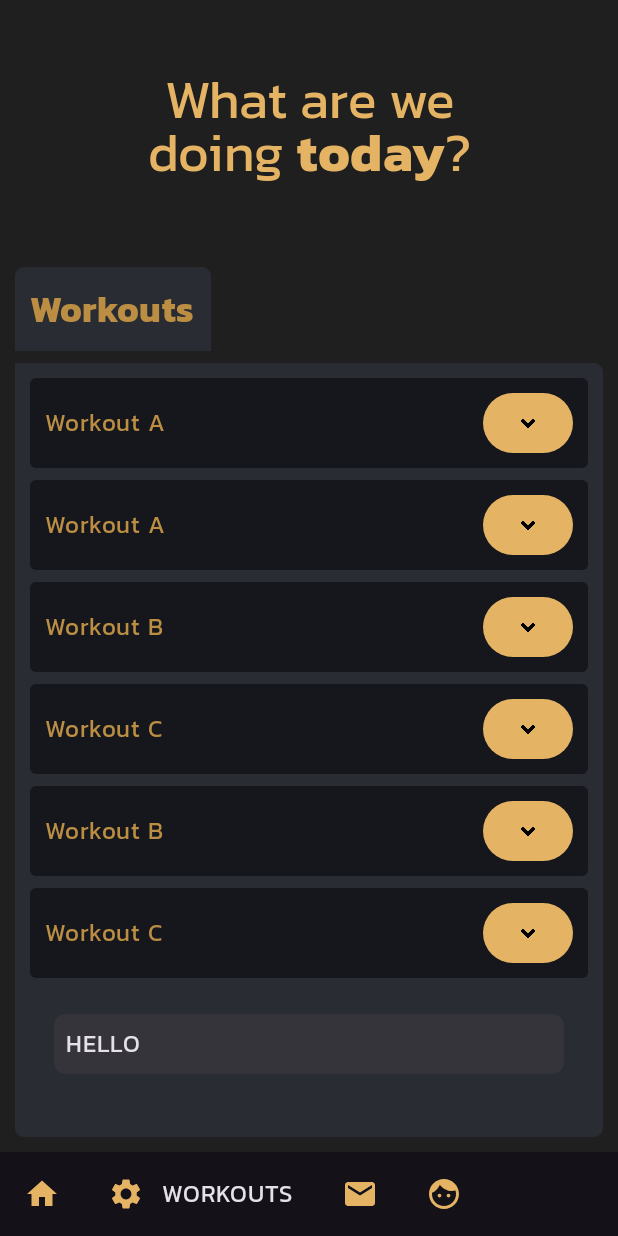
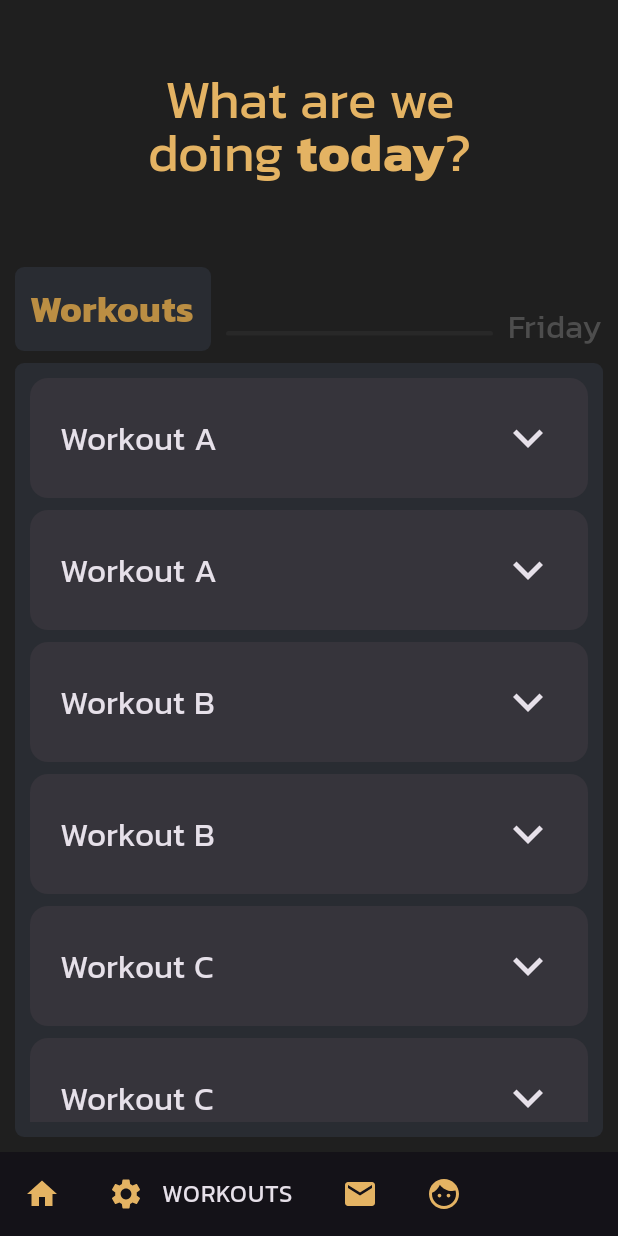
Before and after one commit to Mintakaaaa/Delta, an Android app built with Jetpack Compose: the screen it shows after launch (MainActivity), item 2 of the bottom bar chosen, on a phone screen of 412 x 824 dp. Run offline under Robolectric (Android 15) with nearby library versions, the phone set to English and light mode, and no system bars; our stand-ins replace Room's generated code, livedata-compose.

Commit message:
found out about icon buttons (much better), added functionality to add a workoutgit add . Kept improving on design, added current day!

```diff
--- a/app/src/main/java/com/gym/delta/ui/screens/WorkoutsScreen.kt
+++ b/app/src/main/java/com/gym/delta/ui/screens/WorkoutsScreen.kt
@@ -4,23 +4,46 @@ import androidx.annotation.OptIn
 import androidx.compose.foundation.Image
 import androidx.compose.foundation.background
 import androidx.compose.foundation.clickable
+import androidx.compose.foundation.layout.Arrangement
 import androidx.compose.foundation.layout.Box
 import androidx.compose.foundation.layout.Column
+
 import androidx.compose.foundation.layout.Row
 import androidx.compose.foundation.layout.Spacer
 import androidx.compose.foundation.layout.fillMaxSize
 import androidx.compose.foundation.layout.fillMaxWidth
 import androidx.compose.foundation.layout.height
 import androidx.compose.foundation.layout.padding
+import androidx.compose.foundation.layout.size
 import androidx.compose.foundation.layout.width
+import androidx.compose.foundation.lazy.LazyColumn
+import androidx.compose.foundation.lazy.items
 import androidx.compose.foundation.shape.RoundedCornerShape
+import androidx.compose.material.icons.Icons
+import androidx.compose.material.icons.filled.Add
+import androidx.compose.material.icons.filled.KeyboardArrowDown
+import androidx.compose.material.icons.filled.KeyboardArrowUp
+import androidx.compose.material.icons.outlined.Add
+import androidx.compose.material.icons.outlined.KeyboardArrowDown
+import androidx.compose.material.icons.outlined.KeyboardArrowUp
+import androidx.compose.material.icons.outlined.Lock
 import androidx.compose.material3.Button
+import androidx.compose.material3.ButtonDefaults
 import androidx.compose.material3.Card
+import androidx.compose.material3.CardColors
 import androidx.compose.material3.Checkbox
 import androidx.compose.material3.CheckboxDefaults
+import androidx.compose.material3.Divider
+import androidx.compose.material3.FilledIconButton
+import androidx.compose.material3.HorizontalDivider
+import androidx.compose.material3.Icon
+import androidx.compose.material3.IconButton
+import androidx.compose.material3.IconButtonColors
+import androidx.compose.material3.IconButtonDefaults
 import androidx.compose.material3.MaterialTheme
 import androidx.compose.material3.Surface
 import androidx.compose.material3.Text
+import androidx.compose.material3.VerticalDivider
 import androidx.compose.runtime.Composable
 import androidx.compose.runtime.livedata.observeAsState
 import androidx.compose.runtime.remember
@@ -50,6 +73,7 @@ import androidx.compose.runtime.State
 import androidx.compose.runtime.getValue
 import androidx.compose.runtime.mutableStateOf
 import androidx.compose.runtime.setValue
+import androidx.compose.ui.layout.ContentScale
 import androidx.compose.ui.res.painterResource
 import androidx.compose.ui.text.SpanStyle
 import androidx.compose.ui.text.TextStyle
@@ -59,8 +83,13 @@ import androidx.compose.ui.text.font.FontFamily
 import androidx.compose.ui.text.font.FontWeight
 import androidx.compose.ui.text.style.TextDecoration
 import androidx.compose.ui.text.withStyle
+import androidx.lifecycle.ViewModel
+import androidx.media3.common.util.UnstableApi
 import com.gym.delta.R
 import com.gym.delta.ui.theme.DeltaTheme
+import com.gym.delta.ui.theme.kanitFontFamily
+import java.time.LocalDate
+import java.time.format.DateTimeFormatter
 
 
 /**
@@ -88,7 +117,7 @@ fun WorkoutsScreen(workoutViewModel: WorkoutViewModel) {
             ),
             modifier = Modifier.padding(40.dp)
         )
-        WorkoutsContainer(workoutsState)
+        MainContainer(workoutsState, onWorkoutAdded = { newWorkout -> workoutViewModel.insert(newWorkout) })
 //            Button(
 //                onClick = {
 //                    workoutViewModel.insert(
@@ -106,28 +135,30 @@ fun WorkoutsScreen(workoutViewModel: WorkoutViewModel) {
     }
 }
 
-//@Composable
-//fun WorkoutItem(workout: Workout) {
-//    Column {
-//        workout.name?.let { Text(text = it) }
-//        Text(text = workout.days.toString())
-//    }
-//}
-
 
 /**
  * Workouts container;
  * Contains the container title and the content container
  */
 @Composable
-fun WorkoutsContainer(workouts: State<List<Workout>>) {
+fun MainContainer(workouts: State<List<Workout>>, onWorkoutAdded: (Workout) -> Unit) {
+    val currentDay = getCurrentDayString()
+
     Column(
         modifier = Modifier.padding(10.dp),
     ) {
-        TopRoundedTitleContainer("Workouts")
+        TopRoundedTitleContainer("Workouts", currentDay)
         Spacer(Modifier.padding(4.dp))
-        TopRoundedContentContainer(workouts)
+        WorkoutsContainer(workouts, onWorkoutAdded = {
+            newWorkout -> onWorkoutAdded(newWorkout)
+        })
     }
+}
+
+fun getCurrentDayString() : String {
+    val currentDate = LocalDate.now()
+    val dayOfWeek = currentDate.format(DateTimeFormatter.ofPattern("EEEE"))
+    return dayOfWeek
 }
 
 /**
@@ -135,15 +166,37 @@ fun WorkoutsContainer(workouts: State<List<Workout>>) {
  * @param title title of the contained content
  */
 @Composable
-fun TopRoundedTitleContainer(title : String) {
-    Box(
-        modifier = Modifier
-            .clip(RoundedCornerShape(topStart = 6.dp, topEnd = 6.dp))
-            .background(MaterialTheme.colorScheme.primaryContainer)
-            .padding(10.dp),
-        contentAlignment = Alignment.Center
-    ) {
-        Text(text = title, color = MaterialTheme.colorScheme.onPrimaryContainer, style = MaterialTheme.typography.titleSmall)
+fun TopRoundedTitleContainer(title : String, subHeading : String) {
+
+    Row(
+        verticalAlignment = Alignment.Bottom
+    ){
+        Box(modifier = Modifier
+            .background(
+                MaterialTheme.colorScheme.primaryContainer,
+                shape = RoundedCornerShape(6.dp)
+            )
+            .padding(10.dp)
+        ) {
+            Text(
+                text = title,
+                color = MaterialTheme.colorScheme.onPrimaryContainer,
+                style = MaterialTheme.typography.titleSmall)
+        }
+        HorizontalDivider(
+            modifier = Modifier.weight(1f)
+                .padding(10.dp)
+                .clip(RoundedCornerShape(6.dp)),
+            thickness = 3.dp,
+            color = MaterialTheme.colorScheme.onBackground.copy(alpha = 0.2f, )
+        )
+
+        Text(
+            text = subHeading,
+            color = MaterialTheme.colorScheme.onBackground,
+            style = MaterialTheme.typography.headlineMedium
+
+        )
     }
 }
 
@@ -151,19 +204,41 @@ fun TopRoundedTitleContainer(title : String) {
  * Content container
  */
 @Composable
-fun TopRoundedContentContainer(workouts : State<List<Workout>>) {
-    Column(
+fun WorkoutsContainer(workouts : State<List<Workout>>, onWorkoutAdded: (Workout) -> Unit) {
+    LazyColumn(
         modifier = Modifier
             .fillMaxSize()
-            .clip(RoundedCornerShape(topEnd = 6.dp, bottomEnd = 6.dp, bottomStart = 6.dp))
+            .clip(RoundedCornerShape(6.dp))
             .background(MaterialTheme.colorScheme.primaryContainer)
-            .padding(10.dp)
+            .padding(10.dp),
+        horizontalAlignment = Alignment.CenterHorizontally
     ) {
-        workouts.value.forEach { workout ->
+        items(workouts.value) { workout ->
             WorkoutElement(workout = workout)
             Spacer(Modifier.padding(4.dp))
         }
-        ExpandableCard("HELLO")
+        item(key = "AddWorkoutButton") {
+            Spacer(Modifier.height(10.dp))
+
+            FilledIconButton(
+                onClick = {
+                    val newWorkout = Workout(name = "New Workout", days = arrayListOf(false, false, false, false, false, false, false))
+                    onWorkoutAdded(newWorkout)
+                },
+                modifier = Modifier
+                    .size(50.dp),
+                shape = RoundedCornerShape(10.dp),
+                colors = IconButtonDefaults.iconButtonColors(containerColor = MaterialTheme.colorScheme.secondary)
+            ) {
+                Icon(
+                    Icons.Filled.Add,
+                    contentDescription = "Add button",
+                    tint = MaterialTheme.colorScheme.secondaryContainer,
+                    modifier = Modifier.fillMaxSize().padding(4.dp)
+
+                )
+            }
+        }
     }
 }
 
@@ -175,157 +250,135 @@ fun WorkoutElement(workout : Workout) {
     checkboxStates?.get(0)?.let { Log.d("states0", it.toString()) }
     Log.d("workout.days = ", workout.days.toString())
 
-    val days = arrayOf("Mon", "Tue", "Wed", "Thu", "Fri", "Sat", "Sun")
 
     var expanded by remember { mutableStateOf(false) }
 
-    Surface(
-        color = MaterialTheme.colorScheme.secondaryContainer, // automatically applies onSecondaryContainer colour for text!
+    Card(
         modifier = Modifier
-        .clip(RoundedCornerShape(4.dp))
+            .clip(RoundedCornerShape(0.dp))
     ) {
         Row(
             verticalAlignment = Alignment.CenterVertically,
-            modifier = Modifier.padding(10.dp)
+            modifier = Modifier.padding(20.dp)
         ) {
-            workout.name?.let { Text(text = it) }
-            Spacer(modifier = Modifier.weight(1f))
-            Button(
-                onClick = { expanded = !expanded },
-                modifier = Modifier
-                    .width(60.dp)
-                    .height(40.dp)
-            ) {
-                Image(
-                    painter = painterResource(id = R.drawable.drop_down),
-                    contentDescription = "Drop down image",
-                    modifier = Modifier.fillMaxSize(),
+            workout.name?.let {
+                Text(
+                    text = it,
+                    style = MaterialTheme.typography.headlineMedium
                 )
             }
+            Spacer(modifier = Modifier.weight(1f))
+            IconButton(
+                onClick = { expanded = !expanded },
+                modifier = Modifier.size(40.dp)
+            ) {
+                if (expanded) { Icon(Icons.Filled.KeyboardArrowUp, contentDescription = "Arrow up", modifier = Modifier.fillMaxSize()) }
+                else { Icon(Icons.Filled.KeyboardArrowDown, contentDescription = "Arrow down", modifier = Modifier.fillMaxSize()) }
+            }
         }
+        if (expanded) { ExpandableDaysCard(checkboxStates) }
+    }
+}
 
-        Column(
+
+@OptIn(UnstableApi::class)
+@Composable
+fun ExpandableDaysCard(checkboxStates: SnapshotStateList<Boolean>?) {
+    val days = arrayOf("Mon", "Tue", "Wed", "Thu", "Fri", "Sat", "Sun")
+
+    Column(
+        modifier = Modifier
+            .fillMaxWidth()
+            .background(MaterialTheme.colorScheme.secondaryContainer)
+            .padding(start = 10.dp, bottom = 10.dp, end = 10.dp)
+    ) {
+        HorizontalDivider(
             modifier = Modifier
+                .height(4.dp)
+                .fillMaxWidth(),
+            color = MaterialTheme.colorScheme.tertiary.copy(alpha = 0.2f, )
+        )
+        Row( // DAYS & SELECT
+            Modifier
                 .fillMaxWidth()
-                .clip(RoundedCornerShape(6.dp))
-                .background(Color.DarkGray)
+                .padding(top = 10.dp)
         ) {
-            if (expanded) {
-                Row( // DAYS & SELECT
-                    Modifier.padding(10.dp)
-                ) {
-                    Text(text = "Days", color = Color.White)
-                    Spacer(modifier = Modifier.weight(1f))
-                    Text(text = "SELECT", color = Color.White)
+            Text(
+                text = "When?",
+                color = MaterialTheme.colorScheme.tertiary,
+                style = MaterialTheme.typography.bodyLarge
+            )
+        }
+        Row( // CHECKBOXES
+            Modifier
+                .fillMaxWidth()
+                .padding(top = 10.dp),
+            horizontalArrangement = Arrangement.SpaceEvenly
+        ) {
+            checkboxStates?.forEachIndexed { index, dayChecked ->
+                Column(horizontalAlignment = Alignment.CenterHorizontally) {
+                    Text( text = days[index], color = MaterialTheme.colorScheme.tertiary, style = MaterialTheme.typography.bodyMedium) // MON TUE WED...
+                    Checkbox(
+                        checked = dayChecked,
+                        onCheckedChange = { isChecked ->
+                            checkboxStates[index] = isChecked
+                            Log.d("state $index", checkboxStates[index].toString())
+                        },
+                        colors = CheckboxDefaults.colors(
+                            checkedColor = MaterialTheme.colorScheme.onSecondaryContainer,
+                            uncheckedColor = MaterialTheme.colorScheme.onSecondaryContainer,
+                            checkmarkColor = Color.White
+                        ),
+                        modifier = Modifier.clip(RoundedCornerShape(10.dp))
+                    )
                 }
             }
         }
+        Text(
+            text = getSelectedDaysText(checkboxStates),
+            style = MaterialTheme.typography.bodySmall,
+            color = MaterialTheme.colorScheme.tertiary,
+//            textColor = MaterialTheme.colorScheme.tertiary
+        )
     }
-
-//    Column(
-//        modifier = Modifier
-//            .fillMaxWidth()
-//            .clip(RoundedCornerShape(6.dp))
-//            .background(Color.DarkGray)
-//    ) {
-//        Row( // DAYS & SELECT
-//            Modifier.padding(10.dp)
-//        ) {
-//            Text(text = "Days", color = Color.White)
-//            Spacer(modifier = Modifier.weight(1f))
-//            Text(text = "SELECT", color = Color.White)
-//        }
-//        Row( // CHECKBOXES
-//            Modifier.padding(10.dp)
-//        ) {
-//            checkboxStates?.forEachIndexed { index, dayChecked ->
-//                Column(horizontalAlignment = Alignment.CenterHorizontally) {
-//                    Text( text = days[index], color = Color.LightGray ) // MON TUE WED...
-//                    Checkbox(
-//                        checked = dayChecked,
-//                        onCheckedChange = { isChecked ->
-//                            checkboxStates[index] = isChecked
-//                            Log.d("state $index", checkboxStates[index].toString())
-//                        },
-//                        colors = CheckboxDefaults.colors(
-//                            checkedColor = Color.Green,
-//                            uncheckedColor = Color.Red,
-//                            checkmarkColor = Color.White
-//                        ),
-//                    )
-//                }
-//            }
-//        }
-//        Text(
-//            text = getSelectedDaysText(checkboxStates), Modifier.padding(10.dp)
-//        )
-//    }
 }
 
-
-@Composable
-fun ExpandableCard(title: String) {
-
-    var expanded by remember { mutableStateOf (false) }
-
-    Card(
-        shape = RoundedCornerShape(8.dp),
-        modifier = Modifier
-            .fillMaxWidth()
-            .padding(16.dp)
-            .clickable(onClick = { expanded = !expanded }),
-    ) {
-        Column(
-        ) {
-            Text(
-                text = title,
-                modifier = Modifier.padding(8.dp)
-            )
-            if (expanded) {
-                Text(
-                    text = "Content Sample for Display on Expansion of Card",
-                    modifier = Modifier.padding(8.dp)
-                )
+fun getSelectedDaysText(days: SnapshotStateList<Boolean>?): String {
+    var daysText = "Every "
+    var selected = 0
+    if (days != null) {
+        for (day in days) {
+            if (day) {
+                selected ++
             }
         }
     }
+    if (selected == 0) { daysText = "No days selected" }
+    else {
+        if (days?.get(0) == true) {
+            daysText += "Monday, "
+        }
+        if (days?.get(1) == true) {
+            daysText += "Tuesday, "
+        }
+        if (days?.get(2)!!) {
+            daysText += "Wednesday, "
+        }
+        if (days[3]) {
+            daysText += "Thursday, "
+        }
+        if (days[4]) {
+            daysText += "Friday, "
+        }
+        if (days[5]) {
+            daysText += "Saturday, "
+        }
+        if (days[6]) {
+            daysText += "Sunday"
+        }
+    }
+    return daysText
 }
-
-//fun getSelectedDaysText(days: SnapshotStateList<Boolean>): String {
-//    var daysText = "Every "
-//    var noneSelected = false
-//    var selected = 0
-//    for (day in days) {
-//        if (day) {
-//            selected ++
-//        }
-//    }
-//    if (selected == 0) { daysText = "No days selected" }
-//    else {
-//        if (days[0]) {
-//            daysText += "Monday, "
-//        }
-//        if (days[1]) {
-//            daysText += "Tuesday, "
-//        }
-//        if (days[2]) {
-//            daysText += "Wednesday, "
-//        }
-//        if (days[3]) {
-//            daysText += "Thursday, "
-//        }
-//        if (days[4]) {
-//            daysText += "Friday, "
-//        }
-//        if (days[5]) {
-//            daysText += "Saturday, "
-//        }
-//        if (days[6]) {
-//            daysText += "Sunday"
-//        }
-//    }
-//    return daysText
-//}
 //
 //@Composable
 //fun WorkoutCheckboxesContainer() {
@@ -369,8 +422,15 @@ fun ExpandableCard(title: String) {
 @Preview
 @Composable
 fun WorkoutsPreview() {
+
     DeltaTheme(darkTheme = true) {
-        val viewModel = WorkoutViewModel(WorkoutRepository(AppDatabase.getInstance(LocalContext.current, CoroutineScope(Dispatchers.IO)).workoutDao()))
-        WorkoutsScreen(workoutViewModel = viewModel)
+
+//        val viewModel = WorkoutViewModel(WorkoutRepository())
+//        val viewModel = WorkoutViewModel(WorkoutRepository(AppDatabase.getInstance(LocalContext.current, CoroutineScope(Dispatchers.IO)).workoutDao()))
+//        WorkoutsScreen(workoutViewModel = viewModel)
+//        WorkoutElement(Workout(id = 0, name = "Hello", days = arrayListOf(true, true, true, false, false, true, true)))
+//        TopRoundedTitleContainer("Workouts", "Saturday")
+
+
     }
 }
--- a/app/src/main/java/com/gym/delta/ui/theme/Color.kt
+++ b/app/src/main/java/com/gym/delta/ui/theme/Color.kt
@@ -3,11 +3,12 @@ package com.gym.delta.ui.theme
 import androidx.compose.ui.graphics.Color
 
 val GreyBase = Color(0xff1f1f1f)
-val GreyMid = Color(0xFF292929)
+val GreyMid = Color(0xFF4D4D4D)
 
 val OffWhite = Color(0xFFD0D0D0)
 
 val Navy = Color(0xFF292C32)
+val MidNavy = Color(0xFF555D93)
 val DarkNavy = Color(0xFF16171D)
 
 val Yellow = Color(0xFFE4B363)
--- a/app/src/main/java/com/gym/delta/ui/theme/Theme.kt
+++ b/app/src/main/java/com/gym/delta/ui/theme/Theme.kt
@@ -14,19 +14,23 @@ import androidx.compose.ui.platform.LocalContext
 
 private val DarkColorScheme = darkColorScheme(
     background = GreyBase,
+    onBackground = GreyMid,
 
     primary = Yellow,
     onPrimaryContainer = DarkYellow,
     primaryContainer = Navy,
 
-//    secondary = DarkYellow,
+    secondary = DarkYellow,
     onSecondaryContainer = DarkYellow,
     secondaryContainer = DarkNavy,
 
 //    surface = GreyMid,
-//    onSurface = OffWhite,
+    tertiary = MidNavy,
+    onTertiaryContainer = OffWhite,
     tertiaryContainer = Navy,
 //    onTertiaryContainer = DarkNavy,
+
+    surfaceVariant = DarkNavy,
 )
 
 private val LightColorScheme = lightColorScheme(
@@ -47,7 +51,6 @@ fun DeltaTheme(
     content: @Composable () -> Unit
 ) {
     val colorScheme = if (darkTheme) DarkColorScheme else LightColorScheme
-
     MaterialTheme(
         colorScheme = colorScheme,
         typography = kanitTypography,
--- a/app/src/main/java/com/gym/delta/ui/theme/Type.kt
+++ b/app/src/main/java/com/gym/delta/ui/theme/Type.kt
@@ -50,6 +50,20 @@ val kanitTypography = Typography(
         lineHeight = 24.sp,
         letterSpacing = 0.5.sp
     ),
+    bodyMedium = TextStyle(
+        fontFamily = kanitFontFamily,
+        fontWeight = FontWeight.Normal,
+        fontSize = 14.sp,
+        lineHeight = 24.sp,
+        letterSpacing = 0.5.sp
+    ),
+    bodySmall = TextStyle(
+        fontFamily = kanitFontFamily,
+        fontWeight = FontWeight.Normal,
+        fontSize = 12.sp,
+        lineHeight = 24.sp,
+        letterSpacing = 0.5.sp
+    ),
 //    titleLarge = TextStyle(
 //        fontFamily = FontFamily.Default,
 //        fontWeight = FontWeight.Normal,
@@ -71,4 +85,11 @@ val kanitTypography = Typography(
 //        lineHeight = 16.sp,
 //        letterSpacing = 0.5.sp
 //    )
+    headlineMedium = TextStyle(
+        fontFamily = kanitFontFamily,
+        fontWeight = FontWeight.Normal,
+        fontSize = 22.sp,
+        lineHeight = 28.sp,
+        letterSpacing = 0.2.sp
+    ),
 )
```
Also changed, not shown: app/src/main/java/com/gym/delta/AppDatabase.kt (+0 -25 lines).
